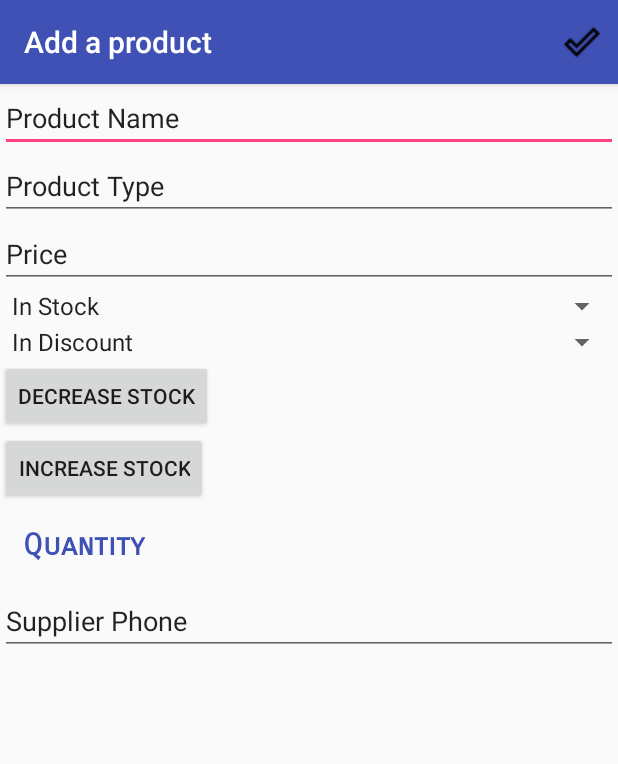
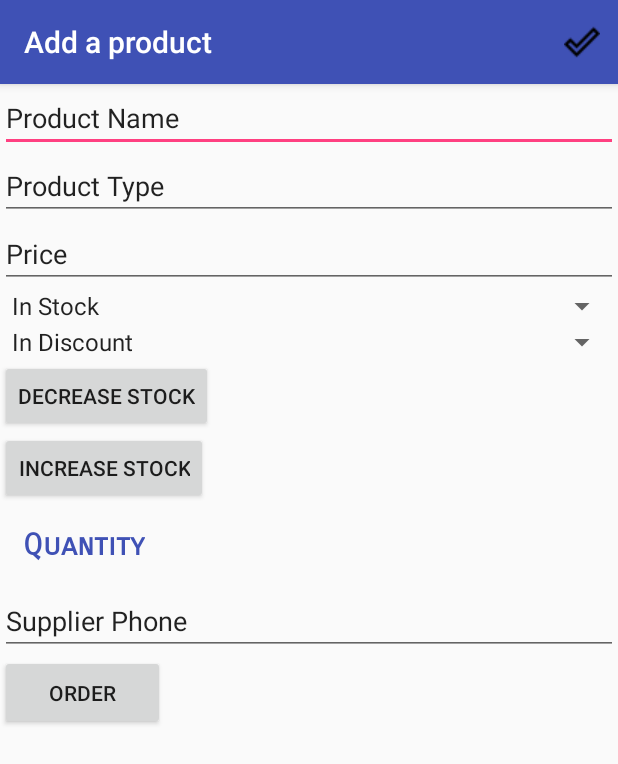
Before and after one commit to efehandanisman/ABNDP9InventoryApp, an Android app: the screen it shows after launch (InventoryManagementActivity), after a tap on an icon or button, on a phone screen of 412 x 824 dp. Shown: the top 764 px of the screen. Run offline under Robolectric (Android 15) with nearby library versions, the phone set to English and light mode, and no system bars.

```diff
--- a/app/src/main/java/com/example/android/abndp9inventoryapp/InventoryManagementActivity.java
+++ b/app/src/main/java/com/example/android/abndp9inventoryapp/InventoryManagementActivity.java
@@ -49,7 +49,6 @@ public class InventoryManagementActivity extends AppCompatActivity implements Lo
     private TextView mQuantityView;
     private int mQuantity = 0;
 
-    Button sellProduct;
 
     Button orderNowButton;
 
@@ -87,7 +86,7 @@ public class InventoryManagementActivity extends AppCompatActivity implements Lo
 
         if(mCurrentProdUri == null) {
             setTitle("Add a product");
-            orderNowButton.setVisibility(View.GONE);
+            orderNowButton.setVisibility(View.VISIBLE);
             mQuantity = 0;
             invalidateOptionsMenu();
         }else {
@@ -164,7 +163,6 @@ final Button increment = (Button) findViewById(R.id.increase_button);
             Toast.makeText(this, "Quantity is required", Toast.LENGTH_SHORT).show();
 
         } else {
-            // Else display toast message
             Toast.makeText(this, "Products have been successfully ordered", Toast.LENGTH_SHORT).show();
 
             // Set an intent that makes the user go to the Phone Call
@@ -174,6 +172,9 @@ final Button increment = (Button) findViewById(R.id.increase_button);
             callIntent.setData(Uri.parse("Phone:" + phoneNumber));
             if (callIntent.resolveActivity(getPackageManager()) != null) {
                 startActivity(callIntent);
+
+
+
             }
         }
     }
@@ -184,7 +185,6 @@ final Button increment = (Button) findViewById(R.id.increase_button);
         String nameString = mNameEditText.getText().toString().trim();
         String typeString = mType.getText().toString().trim();
         String priceString = mPrice.getText().toString().trim();
-        String supplierString = mPhoneEditText.getText().toString().trim();
         String stockInt = mStockSpinner.getSelectedItem().toString().trim();
         String discountInt = mDiscountSpinner.getSelectedItem().toString().trim();
         String phoneString = mPhoneEditText.getText().toString().trim();
@@ -207,7 +207,7 @@ final Button increment = (Button) findViewById(R.id.increase_button);
         if (TextUtils.isEmpty(nameString) ||
                 TextUtils.isEmpty(typeString) ||
                 TextUtils.isEmpty(priceString) ||
-                TextUtils.isEmpty(supplierString) ||
+                TextUtils.isEmpty(phoneString) ||
                 TextUtils.isEmpty(stockInt) ||
                 TextUtils.isEmpty(phoneString) ||
                 TextUtils.isEmpty(discountInt)) {
--- a/app/src/main/res/menu/menu_inventoryactivity.xml
+++ b/app/src/main/res/menu/menu_inventoryactivity.xml
@@ -16,10 +16,6 @@
     xmlns:tools="http://schemas.android.com/tools"
     tools:context=".CatalogActivity">
 
-    <item
-        android:id="@+id/action_insert_dummy_data"
-        android:title="@string/action_insert_dummy_data"
-        app:showAsAction="never" />
 
     <item
         android:id="@+id/action_delete_all_entries"
--- a/app/src/main/res/values/strings.xml
+++ b/app/src/main/res/values/strings.xml
@@ -15,7 +15,7 @@
     <string name="update_prod_succeed">Product successfully updated </string>
     <string name="in_stock"> In Stock </string>
 
-    <string name="inventory_activity"> In Stock </string>
+    <string name="inventory_activity"> Inventory </string>
     <string name="out_stock"> Out of Stock </string>
 
     <string name="in_discount"> In Discount </string>
```
Also changed, not shown: app/src/main/java/com/example/android/abndp9inventoryapp/InventoryActivity.java (+10 -8 lines), app/src/main/java/com/example/android/abndp9inventoryapp/data/InventoryProvider.java (+14 -0 lines), app/src/main/res/layout/list_item.xml (+10 -0 lines).
